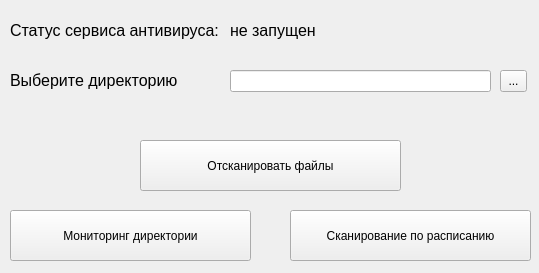
The window that UI/antivirus.ui (KKopilka/Antivirus) describes before a commit, drawn with Qt 5.
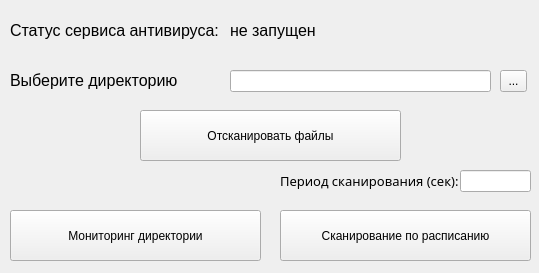
The same window after the commit.

Commit message: Added schedule scan window

Patch:
```diff
--- a/UI/antivirus.ui
+++ b/UI/antivirus.ui
@@ -18,7 +18,7 @@
     <property name="geometry">
      <rect>
       <x>140</x>
-      <y>140</y>
+      <y>110</y>
       <width>261</width>
       <height>51</height>
      </rect>
@@ -75,7 +75,7 @@
      <rect>
       <x>10</x>
       <y>210</y>
-      <width>241</width>
+      <width>251</width>
       <height>51</height>
      </rect>
     </property>
@@ -86,9 +86,9 @@
    <widget class="QPushButton" name="SchedButton">
     <property name="geometry">
      <rect>
-      <x>290</x>
+      <x>280</x>
       <y>210</y>
-      <width>241</width>
+      <width>251</width>
       <height>51</height>
      </rect>
     </property>
@@ -136,6 +136,36 @@
      <string>не запущен</string>
     </property>
    </widget>
+   <widget class="QLabel" name="label_3">
+    <property name="geometry">
+     <rect>
+      <x>280</x>
+      <y>160</y>
+      <width>221</width>
+      <height>41</height>
+     </rect>
+    </property>
+    <property name="font">
+     <font>
+      <family>Sans Serif</family>
+      <pointsize>10</pointsize>
+      <italic>false</italic>
+     </font>
+    </property>
+    <property name="text">
+     <string>Период сканирования (сек):</string>
+    </property>
+   </widget>
+   <widget class="QLineEdit" name="lineEdit_2">
+    <property name="geometry">
+     <rect>
+      <x>460</x>
+      <y>170</y>
+      <width>71</width>
+      <height>22</height>
+     </rect>
+    </property>
+   </widget>
   </widget>
  </widget>
  <resources/>
```
The commit also changes 5 other files.
